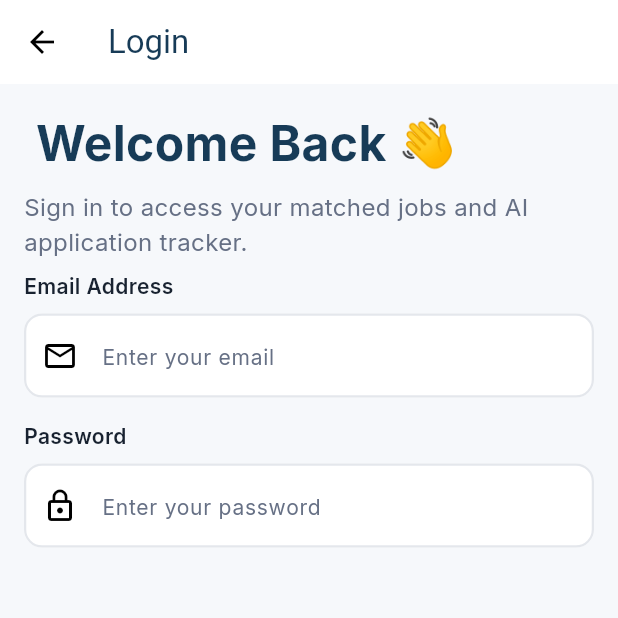
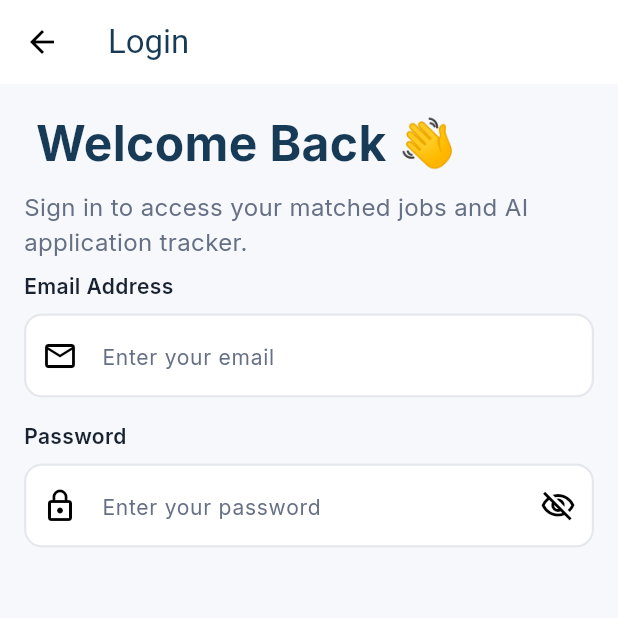
Before and after one commit to yasmeenn123/career_match, a Flutter app: the screen it shows after launch, on a phone screen of 412 x 824 dp, the top half of it. Run offline on Flutter 3.47's test engine with Material 3 defaults, Android fonts, the phone set to English and light mode, and no system bars; our stand-ins replace google_fonts.

Commit message:
Add password visibility toggle

```diff
--- a/lib/core/widgets/app_text_field.dart
+++ b/lib/core/widgets/app_text_field.dart
@@ -3,32 +3,44 @@ import 'package:graduation_project/core/theme/app_color.dart';
 import 'package:graduation_project/core/theme/app_size.dart';
 import 'package:graduation_project/core/theme/app_text_style.dart';
 
-class AppTextField extends StatelessWidget {
-  const AppTextField({super.key, required this.hint, required this.label, this.prefixIcon});
+class AppTextField extends StatefulWidget {
+  const AppTextField({super.key, required this.hint, required this.label, this.prefixIcon,  this.isPassword=false});
   final String hint;
   final String label;
 
   final IconData? prefixIcon;
+  final bool isPassword;
 
+  @override
+  State<AppTextField> createState() => _AppTextFieldState();
+}
 
-
-
+class _AppTextFieldState extends State<AppTextField> {
+  bool _hidden =true;
   @override
   Widget build(BuildContext context) {
     return  Column(
       crossAxisAlignment: CrossAxisAlignment.start,
       children: [
-        Text(label,style: AppTextStyle.labelLg,),
+        Text(widget.label,style: AppTextStyle.labelLg,),
         SizedBox(
           height: AppSize.spaceSm,
         ),
         TextFormField(
+          obscureText: widget.isPassword&& _hidden,
           decoration: InputDecoration(
-            hintText: hint,
+            hintText: widget.hint,
             hintStyle: AppTextStyle.bodyMd.copyWith(color: AppColor.textSecondary),
             filled: true,
             fillColor: AppColor.surface,
-            prefixIcon:prefixIcon==null?null: Icon(prefixIcon),
+            prefixIcon:widget.prefixIcon==null?null: Icon(widget.prefixIcon),
+            suffixIcon: widget.isPassword?IconButton(onPressed: (){
+            setState(() {
+              _hidden=!_hidden;
+            });
+            }, icon: Icon(_hidden?
+            Icons.visibility_off_outlined:
+            Icons.visibility_outlined)):null,
             enabledBorder: OutlineInputBorder(
 borderSide: BorderSide(
   width: 1.5,
--- a/lib/features/auth/presentation/screens/login_screen.dart
+++ b/lib/features/auth/presentation/screens/login_screen.dart
@@ -43,6 +43,7 @@ class LoginScreen extends StatelessWidget {
                   label: 'Password',
                   hint: 'Enter your password',
                   prefixIcon: Icons.lock_outline,
+                  isPassword: true,
                 ),
               ],
             ),
```
